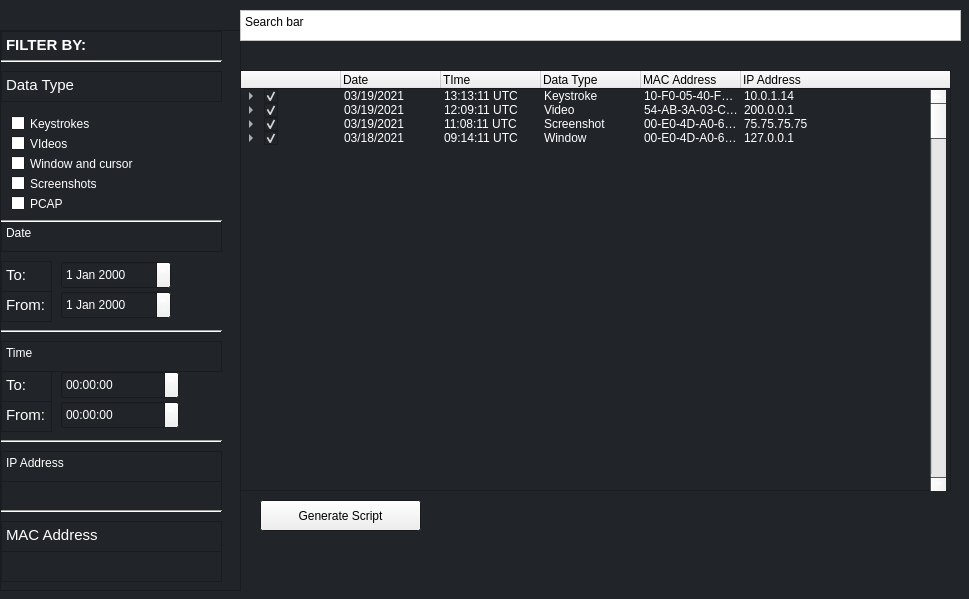
Before: the Qt Designer form src/views/MainSearch.ui in komodo6/AVERT, drawn with Qt 5.
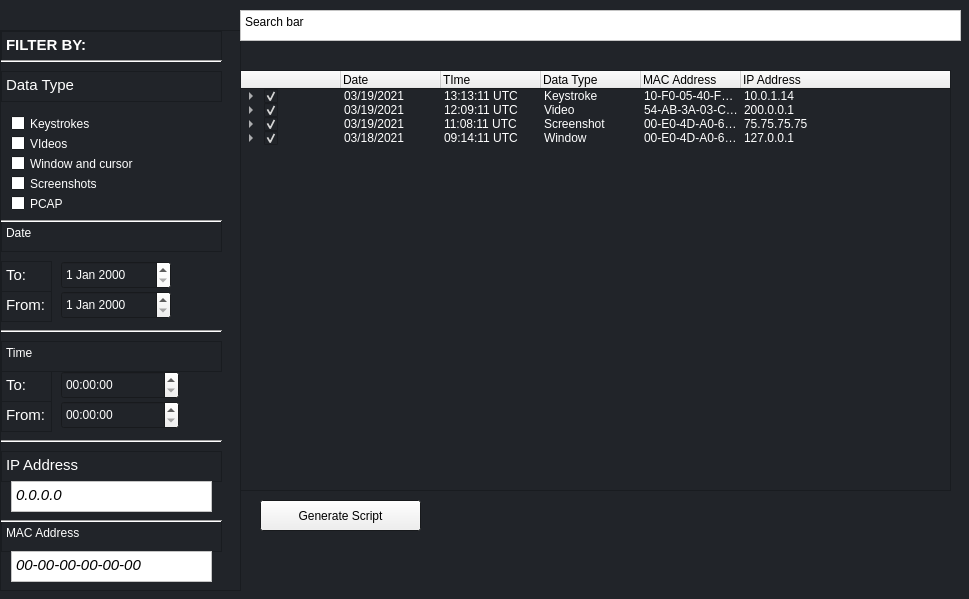
After: the same form once the commit is applied.

Commit message: Minor style changes: -Fixed color of text boxes -Fixed text that was not supposed to be editable -FIxed color of date arrows

Diff of the .ui file:
```diff
--- a/src/views/MainSearch.ui
+++ b/src/views/MainSearch.ui
@@ -945,6 +945,124 @@
         <height>28</height>
        </rect>
       </property>
+      <property name="palette">
+       <palette>
+        <active>
+         <colorrole role="WindowText">
+          <brush brushstyle="SolidPattern">
+           <color alpha="255">
+            <red>0</red>
+            <green>0</green>
+            <blue>0</blue>
+           </color>
+          </brush>
+         </colorrole>
+         <colorrole role="Button">
+          <brush brushstyle="SolidPattern">
+           <color alpha="255">
+            <red>255</red>
+            <green>255</green>
+            <blue>255</blue>
+           </color>
+          </brush>
+         </colorrole>
+         <colorrole role="BrightText">
+          <brush brushstyle="SolidPattern">
+           <color alpha="255">
+            <red>0</red>
+            <green>0</green>
+            <blue>0</blue>
+           </color>
+          </brush>
+         </colorrole>
+         <colorrole role="ButtonText">
+          <brush brushstyle="SolidPattern">
+           <color alpha="255">
+            <red>0</red>
+            <green>0</green>
+            <blue>0</blue>
+           </color>
+          </brush>
+         </colorrole>
+        </active>
+        <inactive>
+         <colorrole role="WindowText">
+          <brush brushstyle="SolidPattern">
+           <color alpha="255">
+            <red>0</red>
+            <green>0</green>
+            <blue>0</blue>
+           </color>
+          </brush>
+         </colorrole>
+         <colorrole role="Button">
+          <brush brushstyle="SolidPattern">
+           <color alpha="255">
+            <red>255</red>
+            <green>255</green>
+            <blue>255</blue>
+           </color>
+          </brush>
+         </colorrole>
+         <colorrole role="BrightText">
+          <brush brushstyle="SolidPattern">
+           <color alpha="255">
+            <red>0</red>
+            <green>0</green>
+            <blue>0</blue>
+           </color>
+          </brush>
+         </colorrole>
+         <colorrole role="ButtonText">
+          <brush brushstyle="SolidPattern">
+           <color alpha="255">
+            <red>0</red>
+            <green>0</green>
+            <blue>0</blue>
+           </color>
+          </brush>
+         </colorrole>
+        </inactive>
+        <disabled>
+         <colorrole role="WindowText">
+          <brush brushstyle="SolidPattern">
+           <color alpha="255">
+            <red>190</red>
+            <green>190</green>
+            <blue>190</blue>
+           </color>
+          </brush>
+         </colorrole>
+         <colorrole role="Button">
+          <brush brushstyle="SolidPattern">
+           <color alpha="255">
+            <red>255</red>
+            <green>255</green>
+            <blue>255</blue>
+           </color>
+          </brush>
+         </colorrole>
+         <colorrole role="BrightText">
+          <brush brushstyle="SolidPattern">
+           <color alpha="255">
+            <red>0</red>
+            <green>0</green>
+            <blue>0</blue>
+           </color>
+          </brush>
+         </colorrole>
+         <colorrole role="ButtonText">
+          <brush brushstyle="SolidPattern">
+           <color alpha="255">
+            <red>190</red>
+            <green>190</green>
+            <blue>190</blue>
+           </color>
+          </brush>
+         </colorrole>
+        </disabled>
+       </palette>
+      </property>
      </widget>
      <widget class="QPlainTextEdit" name="plainTextEdit_4">
       <property name="geometry">
@@ -968,8 +1086,45 @@
         <height>28</height>
        </rect>
       </property>
+      <property name="palette">
+       <palette>
+        <active>
+         <colorrole role="WindowText">
+          <brush brushstyle="SolidPattern">
+           <color alpha="255">
+            <red>0</red>
+            <green>0</green>
+            <blue>0</blue>
+           </color>
+          </brush>
+         </colorrole>
+        </active>
+        <inactive>
+         <colorrole role="WindowText">
+          <brush brushstyle="SolidPattern">
+           <color alpha="255">
+            <red>0</red>
+            <green>0</green>
+            <blue>0</blue>
+           </color>
+          </brush>
+         </colorrole>
+        </inactive>
+        <disabled>
+         <colorrole role="WindowText">
+          <brush brushstyle="SolidPattern">
+           <color alpha="255">
+            <red>190</red>
+            <green>190</green>
+            <blue>190</blue>
+           </color>
+          </brush>
+         </colorrole>
+        </disabled>
+       </palette>
+      </property>
      </widget>
-     <widget class="QPlainTextEdit" name="plainTextEdit_5">
+     <widget class="QTextBrowser" name="textBrowser_5">
       <property name="geometry">
        <rect>
         <x>0</x>
@@ -978,24 +1133,38 @@
         <height>31</height>
        </rect>
       </property>
-      <property name="plainText">
-       <string>IP Address</string>
+      <property name="html">
+       <string>&lt;!DOCTYPE HTML PUBLIC &quot;-//W3C//DTD HTML 4.0//EN&quot; &quot;http://www.w3.org/TR/REC-html40/strict.dtd&quot;&gt;
+&lt;html&gt;&lt;head&gt;&lt;meta name=&quot;qrichtext&quot; content=&quot;1&quot; /&gt;&lt;style type=&quot;text/css&quot;&gt;
+p, li { white-space: pre-wrap; }
+&lt;/style&gt;&lt;/head&gt;&lt;body style=&quot; font-family:'Cantarell'; font-size:11pt; font-weight:400; font-style:normal;&quot;&gt;
+&lt;p style=&quot; margin-top:0px; margin-bottom:0px; margin-left:0px; margin-right:0px; -qt-block-indent:0; text-indent:0px;&quot;&gt;IP Address&lt;/p&gt;&lt;/body&gt;&lt;/html&gt;</string>
       </property>
      </widget>
      <widget class="QTextEdit" name="textEdit">
       <property name="geometry">
        <rect>
-        <x>0</x>
+        <x>10</x>
         <y>450</y>
-        <width>221</width>
+        <width>201</width>
         <height>31</height>
        </rect>
       </property>
       <property name="autoFillBackground">
        <bool>false</bool>
       </property>
+      <property name="styleSheet">
+       <string notr="true">background-color: rgb(255, 255, 255);</string>
+      </property>
+      <property name="html">
+       <string>&lt;!DOCTYPE HTML PUBLIC &quot;-//W3C//DTD HTML 4.0//EN&quot; &quot;http://www.w3.org/TR/REC-html40/strict.dtd&quot;&gt;
+&lt;html&gt;&lt;head&gt;&lt;meta name=&quot;qrichtext&quot; content=&quot;1&quot; /&gt;&lt;style type=&quot;text/css&quot;&gt;
+p, li { white-space: pre-wrap; }
+&lt;/style&gt;&lt;/head&gt;&lt;body style=&quot; font-family:'Cantarell'; font-size:11pt; font-weight:400; font-style:normal;&quot;&gt;
+&lt;p style=&quot; margin-top:0px; margin-bottom:0px; margin-left:0px; margin-right:0px; -qt-block-indent:0; text-indent:0px;&quot;&gt;&lt;span style=&quot; font-style:italic;&quot;&gt;0.0.0.0&lt;/span&gt;&lt;/p&gt;&lt;/body&gt;&lt;/html&gt;</string>
+      </property>
      </widget>
-     <widget class="QTextBrowser" name="textBrowser_6">
+     <widget class="QPlainTextEdit" name="plainTextEdit_6">
       <property name="geometry">
        <rect>
         <x>0</x>
@@ -1004,25 +1173,8 @@
         <height>31</height>
        </rect>
       </property>
-      <property name="html">
-       <string>&lt;!DOCTYPE HTML PUBLIC &quot;-//W3C//DTD HTML 4.0//EN&quot; &quot;http://www.w3.org/TR/REC-html40/strict.dtd&quot;&gt;
-&lt;html&gt;&lt;head&gt;&lt;meta name=&quot;qrichtext&quot; content=&quot;1&quot; /&gt;&lt;style type=&quot;text/css&quot;&gt;
-p, li { white-space: pre-wrap; }
-&lt;/style&gt;&lt;/head&gt;&lt;body style=&quot; font-family:'Cantarell'; font-size:11pt; font-weight:400; font-style:normal;&quot;&gt;
-&lt;p style=&quot; margin-top:0px; margin-bottom:0px; margin-left:0px; margin-right:0px; -qt-block-indent:0; text-indent:0px;&quot;&gt;MAC Address&lt;/p&gt;&lt;/body&gt;&lt;/html&gt;</string>
-      </property>
-     </widget>
-     <widget class="QTextEdit" name="textEdit_2">
-      <property name="geometry">
-       <rect>
-        <x>0</x>
-        <y>520</y>
-        <width>221</width>
-        <height>31</height>
-       </rect>
-      </property>
-      <property name="autoFillBackground">
-       <bool>false</bool>
+      <property name="plainText">
+       <string>MAC Address</string>
       </property>
      </widget>
      <widget class="Line" name="line">
@@ -1081,7 +1233,7 @@
       <property name="geometry">
        <rect>
         <x>0</x>
-        <y>470</y>
+        <y>480</y>
         <width>221</width>
         <height>20</height>
        </rect>
@@ -1133,6 +1285,43 @@
         <height>28</height>
        </rect>
       </property>
+      <property name="palette">
+       <palette>
+        <active>
+         <colorrole role="WindowText">
+          <brush brushstyle="SolidPattern">
+           <color alpha="255">
+            <red>0</red>
+            <green>0</green>
+            <blue>0</blue>
+           </color>
+          </brush>
+         </colorrole>
+        </active>
+        <inactive>
+         <colorrole role="WindowText">
+          <brush brushstyle="SolidPattern">
+           <color alpha="255">
+            <red>0</red>
+            <green>0</green>
+            <blue>0</blue>
+           </color>
+          </brush>
+         </colorrole>
+        </inactive>
+        <disabled>
+         <colorrole role="WindowText">
+          <brush brushstyle="SolidPattern">
+           <color alpha="255">
+            <red>190</red>
+            <green>190</green>
+            <blue>190</blue>
+           </color>
+          </brush>
+         </colorrole>
+        </disabled>
+       </palette>
+      </property>
      </widget>
      <widget class="QTextBrowser" name="textBrowser_3">
       <property name="geometry">
@@ -1177,6 +1366,66 @@
         <height>28</height>
        </rect>
       </property>
+      <property name="palette">
+       <palette>
+        <active>
+         <colorrole role="WindowText">
+          <brush brushstyle="SolidPattern">
+           <color alpha="255">
+            <red>0</red>
+            <green>0</green>
+            <blue>0</blue>
+           </color>
+          </brush>
+         </colorrole>
+        </active>
+        <inactive>
+         <colorrole role="WindowText">
+          <brush brushstyle="SolidPattern">
+           <color alpha="255">
+            <red>0</red>
+            <green>0</green>
+            <blue>0</blue>
+           </color>
+          </brush>
+         </colorrole>
+        </inactive>
+        <disabled>
+         <colorrole role="WindowText">
+          <brush brushstyle="SolidPattern">
+           <color alpha="255">
+            <red>190</red>
+            <green>190</green>
+            <blue>190</blue>
+           </color>
+          </brush>
+         </colorrole>
+        </disabled>
+       </palette>
+      </property>
+     </widget>
+     <widget class="QTextEdit" name="textEdit_2">
+      <property name="geometry">
+       <rect>
+        <x>10</x>
+        <y>520</y>
+        <width>201</width>
+        <height>31</height>
+       </rect>
+      </property>
+      <property name="autoFillBackground">
+       <bool>false</bool>
+      </property>
+      <property name="styleSheet">
+       <string notr="true">background-color: rgb(255, 255, 255);</string>
+      </property>
+      <property name="html">
+       <string>&lt;!DOCTYPE HTML PUBLIC &quot;-//W3C//DTD HTML 4.0//EN&quot; &quot;http://www.w3.org/TR/REC-html40/strict.dtd&quot;&gt;
+&lt;html&gt;&lt;head&gt;&lt;meta name=&quot;qrichtext&quot; content=&quot;1&quot; /&gt;&lt;style type=&quot;text/css&quot;&gt;
+p, li { white-space: pre-wrap; }
+&lt;/style&gt;&lt;/head&gt;&lt;body style=&quot; font-family:'Cantarell'; font-size:11pt; font-weight:400; font-style:normal;&quot;&gt;
+&lt;p style=&quot; margin-top:0px; margin-bottom:0px; margin-left:0px; margin-right:0px; -qt-block-indent:0; text-indent:0px;&quot;&gt;&lt;span style=&quot; font-style:italic;&quot;&gt;00-00-00-00-00-00&lt;/span&gt;&lt;/p&gt;&lt;/body&gt;&lt;/html&gt;</string>
+      </property>
      </widget>
     </widget>
    </widget>
@@ -1215,19 +1464,6 @@
      <string>Generate Script</string>
     </property>
    </widget>
-   <widget class="QScrollBar" name="verticalScrollBar">
-    <property name="geometry">
-     <rect>
-      <x>930</x>
-      <y>90</y>
-      <width>16</width>
-      <height>401</height>
-     </rect>
-    </property>
-    <property name="orientation">
-     <enum>Qt::Vertical</enum>
-    </property>
-   </widget>
    <widget class="QTreeWidget" name="treeWidget">
     <property name="geometry">
      <rect>
```
Left out of the diff: 5 changed lines with no effect on the pictures.
